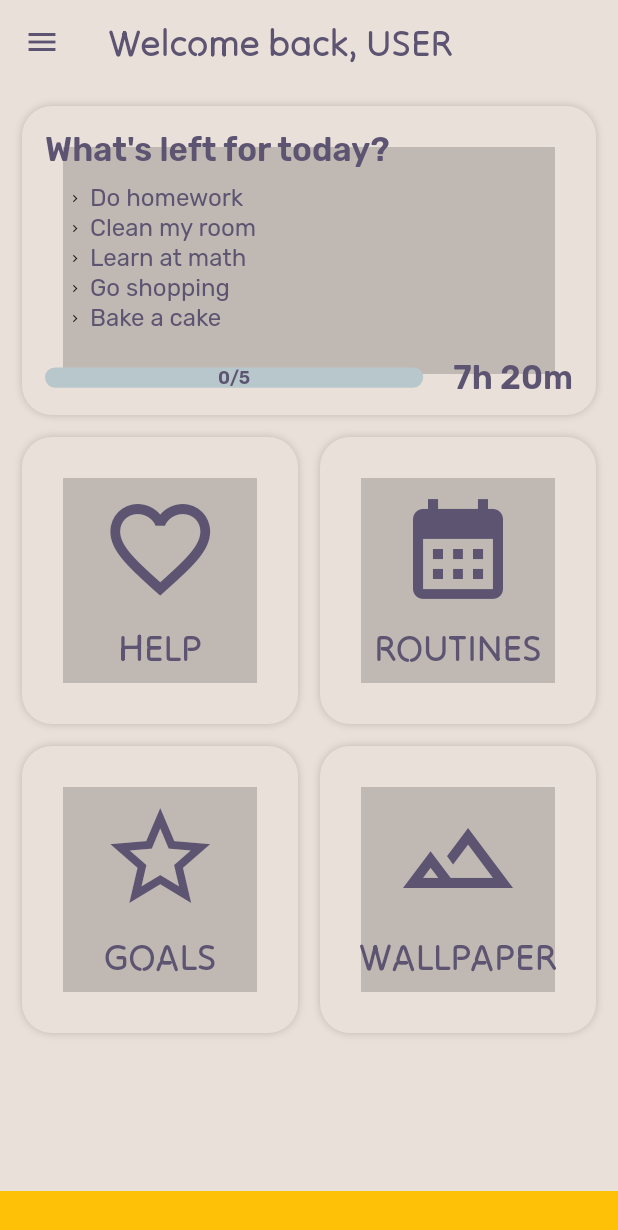
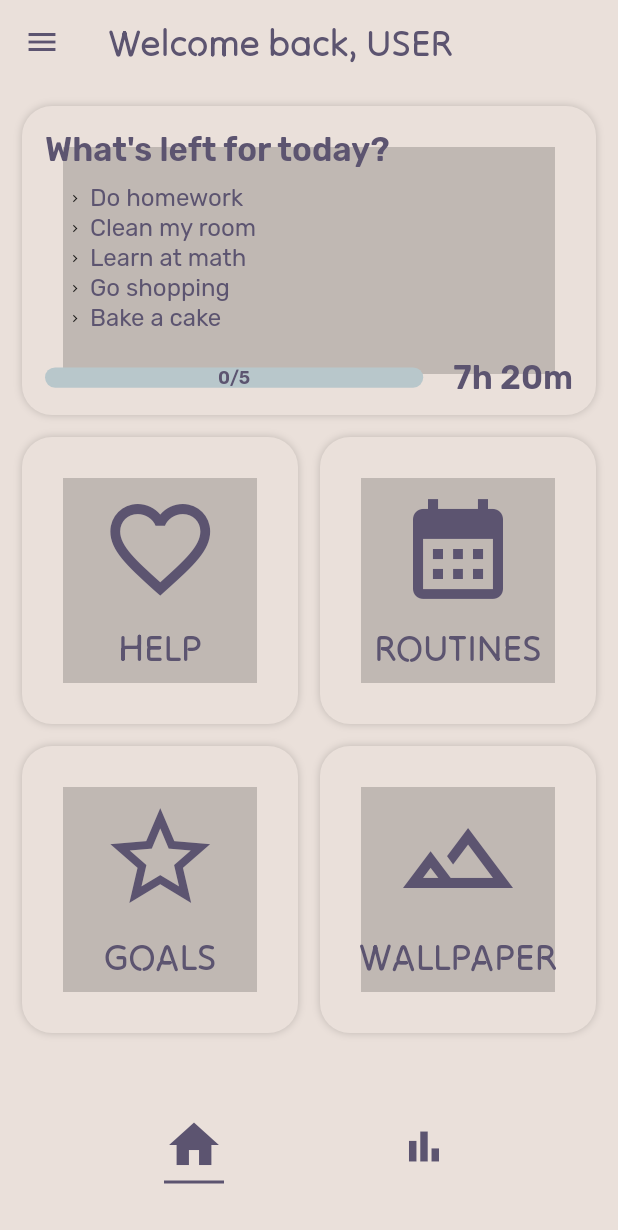
Before and after one commit to imGtheCoder/organizer-app, a Flutter app: the screen it shows after launch, on a phone screen of 412 x 824 dp. Shown: the top 1230 px of the screen. Run offline on Flutter 3.47's test engine with Material 2 defaults, Android fonts, the phone set to English and light mode, and no system bars; drawn by our look-alikes of percent_indicator; missing offline and left inert: duration_picker.

Commit message:
adding a bottom nav bar + stats screen

```diff
--- a/lib/screens/home_screen.dart
+++ b/lib/screens/home_screen.dart
@@ -1,17 +1,8 @@
 import 'package:flutter/material.dart';
-import 'package:organizer_app/providers/routines.dart';
-import 'package:organizer_app/screens/wallpaper_screen.dart';
+import 'package:organizer_app/screens/main_screen.dart';
+import 'package:organizer_app/screens/statistics_screen.dart';
+
 import 'package:organizer_app/widgets/home_drawer.dart';
-import 'package:provider/provider.dart';
-import 'package:organizer_app/screens/goals_screen.dart';
-import 'package:organizer_app/screens/help_screen.dart';
-import 'package:organizer_app/screens/routines_screen.dart';
-
-//widgets
-import 'package:organizer_app/widgets/home_progress_bar.dart';
-import 'package:organizer_app/widgets/todays_progress_item.dart';
-import 'package:organizer_app/widgets/square_item.dart';
-
 //providers
 
 class HomeScreen extends StatefulWidget {
@@ -21,7 +12,10 @@ class HomeScreen extends StatefulWidget {
   State<HomeScreen> createState() => _HomeScreenState();
 }
 
+enum SelectedItem { home, stats }
+
 class _HomeScreenState extends State<HomeScreen> {
+  var selectedItem = SelectedItem.home;
   var selectedIndex = 0;
   @override
   Widget build(BuildContext context) {
@@ -31,48 +25,86 @@ class _HomeScreenState extends State<HomeScreen> {
         title: const Text('Welcome back, USER'),
         //backgroundColor: Colors.white,
       ),
-      bottomNavigationBar: Container(height: 30,color: Colors.amber,),
-      body: SingleChildScrollView(
-        child: Column(children: [
-          //const HomeProgressBar(),
-          TodaysProgressItem(
-            currentDate: DateTime.now(),
-          ),
+      bottomNavigationBar: bottomNavBar(),
+      body:
+          selectedItem == SelectedItem.home ? MainScreen() : StatisticsScreen(),
+    );
+  }
+
+  SizedBox bottomNavBar() {
+    return SizedBox(
+      height: 90,
+      child: Column(
+        crossAxisAlignment: CrossAxisAlignment.center,
+        children: [
+          // Divider(
+          //   height: 0,
+          //   indent: 50,
+          //   endIndent: 50,
+          //   thickness: 1,
+          //   //color: Color(0xFF5C5470),
+          // ),
           Row(
-            children: const [
-              Expanded(
-                  child: SquareItem(
-                icon: Icons.favorite_outline,
-                title: 'HELP',
-                destination: HelpScreen.pageRoute,
-              )),
-              Expanded(
-                  child: SquareItem(
-                icon: Icons.calendar_month,
-                title: 'ROUTINES',
-                isLast: true,
-                destination: RoutinesScreen.pageRoute,
-              )),
+            mainAxisAlignment: MainAxisAlignment.spaceEvenly,
+            children: [
+              Column(
+                children: [
+                  const SizedBox(
+                    height: 5,
+                  ),
+                  IconButton(
+                    padding: EdgeInsets.zero,
+                    onPressed: () {
+                      setState(() {
+                        selectedItem = SelectedItem.home;
+                      });
+                    },
+                    icon: Icon(
+                      Icons.home,
+                      size: selectedItem == SelectedItem.home ? 40 : 30,
+                      color: Color(0xFF5C5470),
+                    ),
+                  ),
+                  if (selectedItem == SelectedItem.home)
+                    Container(
+                      height: 2,
+                      width: 40,
+                      color: const Color(0xFF5C5470),
+                    )
+                ],
+              ),
+              Column(
+                crossAxisAlignment: CrossAxisAlignment.center,
+                children: [
+                  const SizedBox(
+                    height: 5,
+                  ),
+                  IconButton(
+                    padding: EdgeInsets.zero,
+                    onPressed: () {
+                      setState(() {
+                        selectedItem = SelectedItem.stats;
+                      });
+                    },
+                    icon: Icon(
+                      Icons.bar_chart,
+                      size: selectedItem == SelectedItem.stats ? 40 : 30,
+                      color: Color(0xFF5C5470),
+                    ),
+                  ),
+                  if (selectedItem == SelectedItem.stats)
+                    Container(
+                      height: 2,
+                      width: 40,
+                      decoration: BoxDecoration(
+                          color: const Color(0xFF5C5470),
+                          borderRadius: BorderRadius.circular(5)),
+                    )
+                ],
+              )
             ],
           ),
-          Row(
-            children: const [
-              Expanded(
-                  child: SquareItem(
-                icon: Icons.star_outline,
-                title: 'GOALS',
-                destination: GoalsScreen.pageRoute,
-              )),
-              Expanded(
-                  child: SquareItem(
-                icon: Icons.landscape_outlined,
-                title: 'WALLPAPER',
-                isLast: true,
-                destination: WallpaperScreen.pageRoute,
-              )),
-            ],
-          )
-        ]),
+        ],
       ),
     );
   }
--- /dev/null
+++ b/lib/screens/main_screen.dart
@@ -0,0 +1,59 @@
+import 'package:flutter/material.dart';
+import 'package:organizer_app/screens/goals_screen.dart';
+import 'package:organizer_app/screens/help_screen.dart';
+import 'package:organizer_app/screens/routines_screen.dart';
+import 'package:organizer_app/screens/wallpaper_screen.dart';
+import 'package:organizer_app/widgets/square_item.dart';
+import 'package:organizer_app/widgets/todays_progress_item.dart';
+
+class MainScreen extends StatelessWidget {
+  const MainScreen({
+    super.key,
+  });
+
+  @override
+  Widget build(BuildContext context) {
+    return SingleChildScrollView(
+      child: Column(children: [
+        //const HomeProgressBar(),
+        TodaysProgressItem(
+          currentDate: DateTime.now(),
+        ),
+        Row(
+          children: const [
+            Expanded(
+                child: SquareItem(
+              icon: Icons.favorite_outline,
+              title: 'HELP',
+              destination: HelpScreen.pageRoute,
+            )),
+            Expanded(
+                child: SquareItem(
+              icon: Icons.calendar_month,
+              title: 'ROUTINES',
+              isLast: true,
+              destination: RoutinesScreen.pageRoute,
+            )),
+          ],
+        ),
+        Row(
+          children: const [
+            Expanded(
+                child: SquareItem(
+              icon: Icons.star_outline,
+              title: 'GOALS',
+              destination: GoalsScreen.pageRoute,
+            )),
+            Expanded(
+                child: SquareItem(
+              icon: Icons.landscape_outlined,
+              title: 'WALLPAPER',
+              isLast: true,
+              destination: WallpaperScreen.pageRoute,
+            )),
+          ],
+        )
+      ]),
+    );
+  }
+}
--- a/lib/screens/routine_details_screen.dart
+++ b/lib/screens/routine_details_screen.dart
@@ -118,7 +118,7 @@ class _RoutineDetailScreenState extends State<RoutineDetailScreen> {
               ),
               Text(
                 tasks.isNotEmpty ? 'Tasks: ': 'No tasks for this day!',
-                style: TextStyle(fontWeight: FontWeight.w400, fontSize: 20),
+                style: const TextStyle(fontWeight: FontWeight.w400, fontSize: 20),
               ),
               SizedBox(
                 height: tasks.length * 56,
--- /dev/null
+++ b/lib/screens/statistics_screen.dart
@@ -0,0 +1,10 @@
+import 'package:flutter/material.dart';
+
+class StatisticsScreen extends StatelessWidget {
+  const StatisticsScreen({super.key});
+
+  @override
+  Widget build(BuildContext context) {
+    return const Placeholder();
+  }
+}
--- a/lib/widgets/home_drawer.dart
+++ b/lib/widgets/home_drawer.dart
@@ -9,7 +9,7 @@ class HomeDrawer extends StatelessWidget {
   Widget build(BuildContext context) {
     return Drawer(
       child: Padding(
-        padding: const EdgeInsets.only(top: 40, right: 15, left: 15),
+        padding: const EdgeInsets.only(top: 80, right: 15, left: 15),
         child: Column(
           crossAxisAlignment: CrossAxisAlignment.start,
           children: [
```
Also changed, not shown: lib/main.dart (+15 -14 lines).
